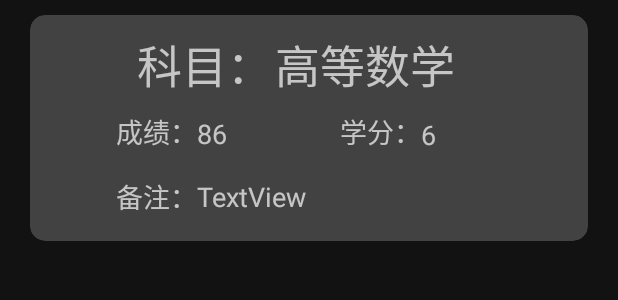
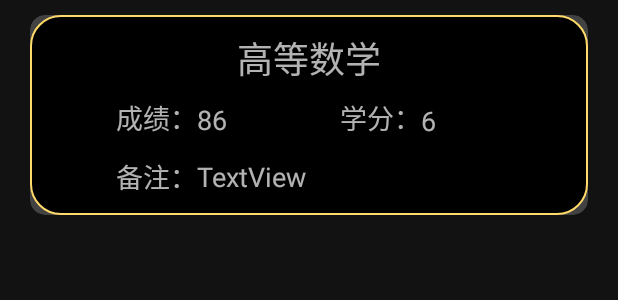
Before and after one commit to nooneelsewould/ScoreAverage, an Android app: the layout cell_card.xml on its own in the app's theme, with its tools: preview values and no code run, on a phone screen of 412 x 824 dp. Shown: the top 300 px of the screen. Run offline under Robolectric (Android 15) with nearby library versions, the phone set to English and light mode, and no system bars.

Commit message:
CardView TextView lines="1" Adjust font size Reset cardView color

```diff
--- /dev/null
+++ b/app/src/main/res/drawable/selector.xml
@@ -0,0 +1,13 @@
+<?xml version="1.0" encoding="utf-8"?>
+<shape xmlns:android="http://schemas.android.com/apk/res/android">
+    <solid android:color="#000000" />
+    <stroke
+        android:width="1dp"
+        android:color="#FFD969" />
+    <corners android:radius="20dp" />
+    <padding
+        android:bottom="0dp"
+        android:left="0dp"
+        android:right="0dp"
+        android:top="0dp" />
+</shape>
--- a/app/src/main/res/layout/cell_card.xml
+++ b/app/src/main/res/layout/cell_card.xml
@@ -4,20 +4,24 @@
     xmlns:tools="http://schemas.android.com/tools"
     android:layout_width="match_parent"
     android:layout_height="wrap_content"
+    android:layout_marginStart="20dp"
     android:layout_marginTop="10dp"
+    android:layout_marginEnd="20dp"
     android:layout_marginBottom="10dp"
-    android:layout_marginStart="20dp"
-    android:layout_marginEnd="20dp"
+    android:background="@android:drawable/list_selector_background"
     android:orientation="vertical">
+
 
     <androidx.cardview.widget.CardView
         android:layout_width="match_parent"
         android:layout_height="match_parent"
         app:cardCornerRadius="10dp">
 
+
         <androidx.constraintlayout.widget.ConstraintLayout
             android:layout_width="match_parent"
-            android:layout_height="match_parent">
+            android:layout_height="match_parent"
+            android:background="@drawable/selector">
 
             <androidx.constraintlayout.widget.Guideline
                 android:id="@+id/guideline2"
@@ -58,11 +62,12 @@
                 android:id="@+id/course"
                 android:layout_width="wrap_content"
                 android:layout_height="wrap_content"
+                android:lines="1"
                 android:text="TextView"
-                android:textSize="30sp"
+                android:textSize="24sp"
                 app:layout_constraintBottom_toTopOf="@+id/score"
                 app:layout_constraintEnd_toStartOf="@+id/guideline4"
-                app:layout_constraintStart_toStartOf="@+id/guideline5"
+                app:layout_constraintStart_toStartOf="@+id/guideline3"
                 app:layout_constraintTop_toTopOf="parent"
                 tools:text="高等数学" />
 
@@ -70,6 +75,7 @@
                 android:id="@+id/score"
                 android:layout_width="wrap_content"
                 android:layout_height="wrap_content"
+                android:lines="1"
                 android:text="TextView"
                 android:textSize="18sp"
                 app:layout_constraintBottom_toBottomOf="parent"
@@ -85,6 +91,7 @@
                 android:layout_width="0dp"
                 android:layout_height="wrap_content"
                 android:layout_marginEnd="24dp"
+                android:lines="1"
                 android:text="TextView"
                 android:textSize="18sp"
                 app:layout_constraintBottom_toBottomOf="parent"
@@ -99,6 +106,7 @@
                 android:id="@+id/remark"
                 android:layout_width="0dp"
                 android:layout_height="wrap_content"
+                android:lines="1"
                 android:text="TextView"
                 android:textSize="18sp"
                 app:layout_constraintBottom_toBottomOf="parent"
@@ -107,31 +115,16 @@
                 app:layout_constraintTop_toBottomOf="@+id/score" />
 
             <TextView
-                android:id="@+id/textView"
-                android:layout_width="wrap_content"
-                android:layout_height="wrap_content"
-                android:layout_marginStart="32dp"
-                android:text="科目："
-                android:textSize="30sp"
-                app:layout_constraintBottom_toTopOf="@+id/score"
-                app:layout_constraintEnd_toStartOf="@+id/course"
-                app:layout_constraintStart_toStartOf="@+id/guideline3"
-                app:layout_constraintTop_toTopOf="parent" />
-
-            <TextView
                 android:id="@+id/textView2"
                 android:layout_width="wrap_content"
                 android:layout_height="wrap_content"
                 android:layout_marginStart="8dp"
-                android:layout_marginTop="8dp"
                 android:text="成绩："
                 android:textSize="18sp"
                 app:layout_constraintBottom_toBottomOf="@+id/score"
                 app:layout_constraintEnd_toStartOf="@+id/guideline5"
                 app:layout_constraintHorizontal_bias="1.0"
-                app:layout_constraintStart_toStartOf="@+id/guideline3"
-                app:layout_constraintTop_toBottomOf="@+id/textView"
-                app:layout_constraintVertical_bias="1.0" />
+                app:layout_constraintStart_toStartOf="@+id/guideline3" />
 
             <TextView
                 android:id="@+id/textView3"
```
